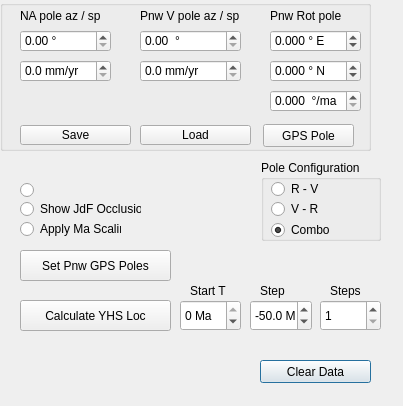
Qt form pnw_rotation_py/pnw_rotation_py_dialog_base.ui (DrStriate/Geology) before a commit.
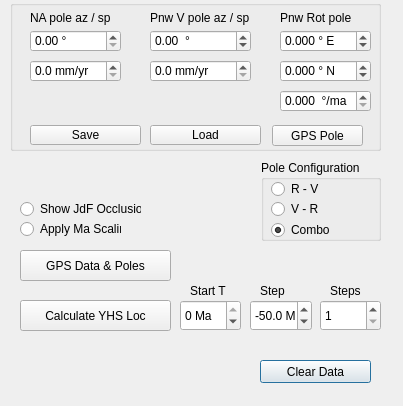
The same form after that commit.

Commit message: Combo pole running. Bugs fixed

What changed in the file:
```diff
--- a/pnw_rotation_py/pnw_rotation_py_dialog_base.ui
+++ b/pnw_rotation_py/pnw_rotation_py_dialog_base.ui
@@ -45,8 +45,8 @@
   <widget class="QLabel" name="StartLatLabel_2">
    <property name="geometry">
     <rect>
-     <x>20</x>
-     <y>0</y>
+     <x>30</x>
+     <y>2</y>
      <width>101</width>
      <height>31</height>
     </rect>
@@ -244,26 +244,7 @@
     <bool>false</bool>
    </property>
   </widget>
-  <widget class="QRadioButton" name="rbPoleOrderSwap">
-   <property name="geometry">
-    <rect>
-     <x>20</x>
-     <y>180</y>
-     <width>101</width>
-     <height>21</height>
-    </rect>
-   </property>
-   <property name="toolTipDuration">
-    <number>9</number>
-   </property>
-   <property name="text">
-    <string/>
-   </property>
-   <property name="checked">
-    <bool>false</bool>
-   </property>
-  </widget>
-  <widget class="QPushButton" name="pbDisplayRot">
+  <widget class="QPushButton" name="pbGpsDataAndPoles">
    <property name="geometry">
     <rect>
      <x>20</x>
@@ -273,14 +254,14 @@
     </rect>
    </property>
    <property name="text">
-    <string>Set Pnw GPS Poles</string>
+    <string>GPS Data &amp;&amp; Poles</string>
    </property>
   </widget>
   <widget class="QLabel" name="StartLatLabel_8">
    <property name="geometry">
     <rect>
-     <x>140</x>
-     <y>0</y>
+     <x>150</x>
+     <y>2</y>
      <width>101</width>
      <height>31</height>
     </rect>
@@ -299,8 +280,8 @@
   <widget class="QLabel" name="StartLatLabel_9">
    <property name="geometry">
     <rect>
-     <x>270</x>
-     <y>0</y>
+     <x>280</x>
+     <y>2</y>
      <width>101</width>
      <height>31</height>
     </rect>
@@ -319,7 +300,7 @@
   <widget class="QGroupBox" name="groupParamBox">
    <property name="geometry">
     <rect>
-     <x>0</x>
+     <x>10</x>
      <y>0</y>
      <width>371</width>
      <height>151</height>
@@ -456,7 +437,7 @@
      <number>2</number>
     </property>
     <property name="minimum">
-     <double>0.000000000000000</double>
+     <double>-359.990000000000009</double>
     </property>
     <property name="maximum">
      <double>359.990000000000009</double>
@@ -553,10 +534,10 @@
    <widget class="QPushButton" name="pbGpsPole">
     <property name="geometry">
      <rect>
-      <x>263</x>
-      <y>124</y>
+      <x>262</x>
+      <y>125</y>
       <width>91</width>
-      <height>23</height>
+      <height>21</height>
      </rect>
     </property>
     <property name="text">
```
Left out of the diff: 3 changed lines with no effect on the pictures. The commit also changes 9 other files.
